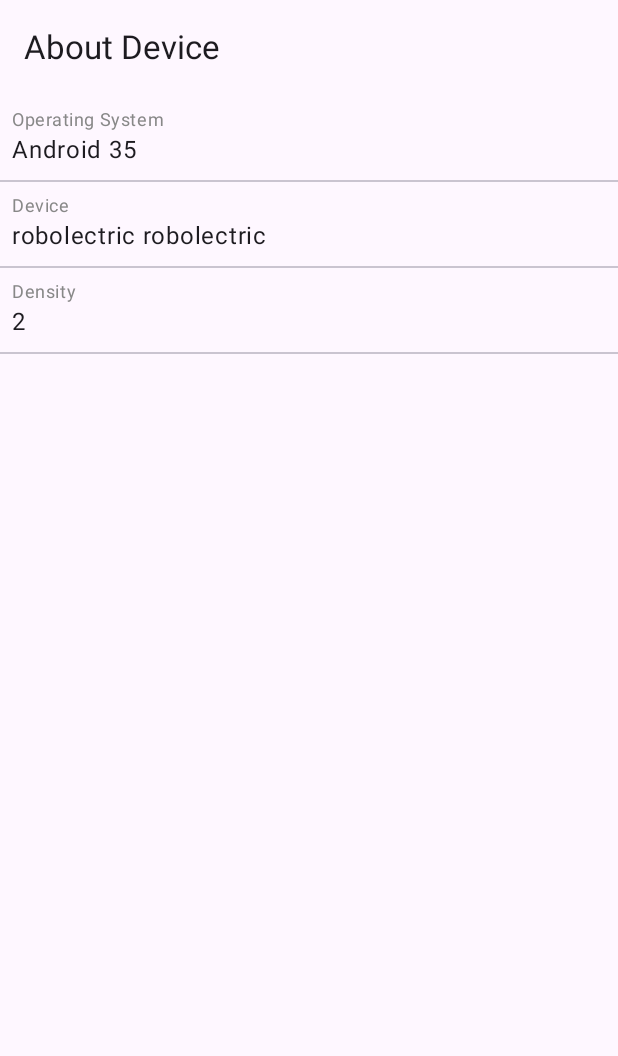
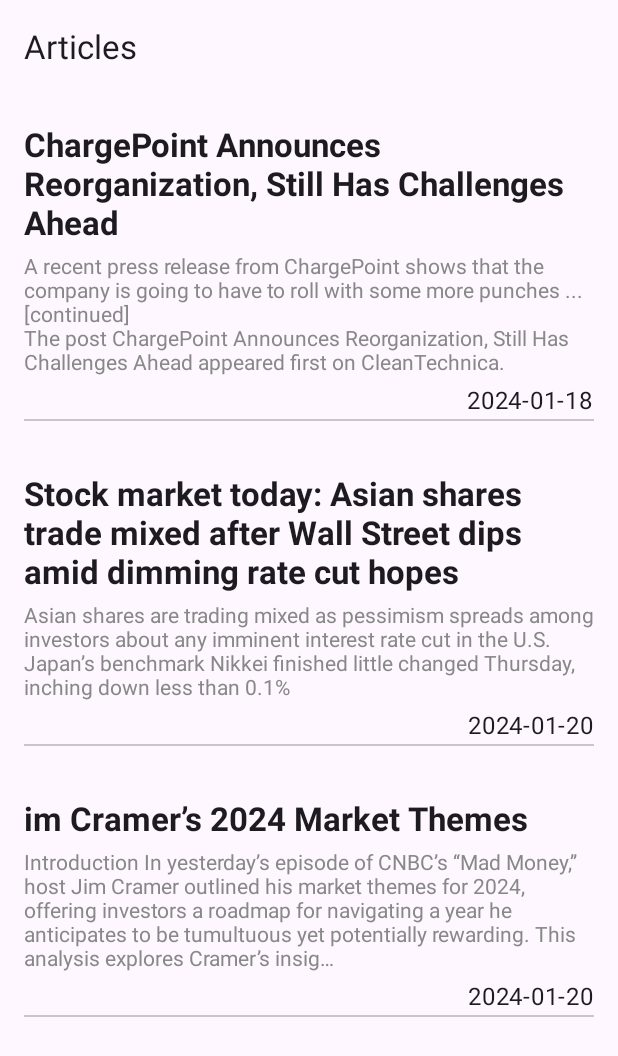
Before and after one commit to sagarsk-1302/daily-pulse, an Android app built with Jetpack Compose: the screen it shows after launch (MainActivity), on a phone screen of 412 x 824 dp. Shown: the top 1056 px of the screen. Run offline under Robolectric (Android 15) with nearby library versions, the phone set to English and light mode, and no system bars; pictures from the network do not load.

Commit message:
Add news screen
- mocks added for the articles

```diff
--- a/androidApp/build.gradle.kts
+++ b/androidApp/build.gradle.kts
@@ -44,5 +44,7 @@ dependencies {
     implementation(libs.compose.ui.tooling.preview)
     implementation(libs.compose.material3)
     implementation(libs.androidx.activity.compose)
+    implementation(libs.coil.compose)
     debugImplementation(libs.compose.ui.tooling)
+
 }
--- a/androidApp/src/main/AndroidManifest.xml
+++ b/androidApp/src/main/AndroidManifest.xml
@@ -1,6 +1,7 @@
 <?xml version="1.0" encoding="utf-8"?>
 <manifest xmlns:android="http://schemas.android.com/apk/res/android">
 
+    <uses-permission android:name="android.permission.INTERNET" />
     <application
         android:allowBackup="false"
         android:supportsRtl="true"
--- a/androidApp/src/main/java/com/example/dailypulse/android/MainActivity.kt
+++ b/androidApp/src/main/java/com/example/dailypulse/android/MainActivity.kt
@@ -3,16 +3,23 @@ package com.example.dailypulse.android
 import android.os.Bundle
 import androidx.activity.ComponentActivity
 import androidx.activity.compose.setContent
+import androidx.activity.viewModels
 import androidx.compose.foundation.layout.fillMaxSize
-import androidx.compose.material3.*
+import androidx.compose.material3.MaterialTheme
+import androidx.compose.material3.Surface
 import androidx.compose.runtime.Composable
 import androidx.compose.ui.Modifier
 import androidx.compose.ui.tooling.preview.Preview
 import com.example.dailypulse.Platform
+import com.example.dailypulse.android.screens.AboutScreen
+import com.example.dailypulse.android.screens.ArticleScreen
+import com.example.dailypulse.articles.ArticlesViewModel
 
 class MainActivity : ComponentActivity() {
     override fun onCreate(savedInstanceState: Bundle?) {
         super.onCreate(savedInstanceState)
+
+        val articlesViewModel : ArticlesViewModel by viewModels()
 
         Platform().logSystemInfo()
         setContent {
@@ -21,7 +28,7 @@ class MainActivity : ComponentActivity() {
                     modifier = Modifier.fillMaxSize(),
                     color = MaterialTheme.colorScheme.background
                 ) {
-                    AboutScreen()
+                    ArticleScreen( articlesViewModel = articlesViewModel)
                 }
             }
         }
--- a/androidApp/src/main/java/com/example/dailypulse/android/AboutDeviceScreen.kt
+++ b/androidApp/src/main/java/com/example/dailypulse/android/screens/AboutDeviceScreen.kt
@@ -1,6 +1,5 @@
-package com.example.dailypulse.android
+package com.example.dailypulse.android.screens
 
-import android.widget.Toolbar
 import androidx.compose.foundation.layout.Column
 import androidx.compose.foundation.layout.fillMaxSize
 import androidx.compose.foundation.layout.fillMaxWidth
--- /dev/null
+++ b/androidApp/src/main/java/com/example/dailypulse/android/screens/ArticleScreen.kt
@@ -0,0 +1,111 @@
+package com.example.dailypulse.android.screens
+
+import androidx.compose.foundation.layout.Box
+import androidx.compose.foundation.layout.Column
+import androidx.compose.foundation.layout.Spacer
+import androidx.compose.foundation.layout.fillMaxHeight
+import androidx.compose.foundation.layout.fillMaxSize
+import androidx.compose.foundation.layout.fillMaxWidth
+import androidx.compose.foundation.layout.height
+import androidx.compose.foundation.layout.padding
+import androidx.compose.foundation.layout.width
+import androidx.compose.foundation.lazy.LazyColumn
+import androidx.compose.foundation.lazy.items
+import androidx.compose.material3.CircularProgressIndicator
+import androidx.compose.material3.Divider
+import androidx.compose.material3.ExperimentalMaterial3Api
+import androidx.compose.material3.MaterialTheme
+import androidx.compose.material3.Text
+import androidx.compose.material3.TopAppBar
+import androidx.compose.runtime.Composable
+import androidx.compose.runtime.collectAsState
+import androidx.compose.ui.Alignment
+import androidx.compose.ui.Modifier
+import androidx.compose.ui.graphics.Color
+import androidx.compose.ui.text.TextStyle
+import androidx.compose.ui.text.font.FontWeight
+import androidx.compose.ui.text.style.TextAlign
+import androidx.compose.ui.unit.dp
+import androidx.compose.ui.unit.sp
+import coil.compose.AsyncImage
+import com.example.dailypulse.articles.Article
+import com.example.dailypulse.articles.ArticlesViewModel
+
+@Composable
+fun ArticleScreen(
+    articlesViewModel: ArticlesViewModel
+) {
+    val articleState = articlesViewModel.articlesState.collectAsState()
+    Column {
+        Appbar()
+        if (articleState.value.loading) {
+            Loading()
+        } else if (articleState.value.error != null) {
+            ErrorMessage(error = articleState.value.error!!)
+        } else if (articleState.value.articles.isNotEmpty()) {
+            ArticlesListView(articles = articleState.value.articles)
+        }
+    }
+
+}
+
+@Composable
+fun ArticlesListView(articles: List<Article>) {
+    LazyColumn(modifier = Modifier.fillMaxSize()) {
+        items(articles) {
+            ArticleRowView(article = it)
+        }
+    }
+}
+
+@Composable
+fun ArticleRowView(article: Article) {
+    Column(
+        modifier = Modifier
+            .fillMaxWidth()
+            .padding(16.dp)
+    ) {
+        AsyncImage(
+            model = article.imageUrl,
+            contentDescription = null
+        )
+        Spacer(modifier = Modifier.height(4.dp))
+        Text(
+            text = article.title,
+            style = TextStyle(fontWeight = FontWeight.Bold, fontSize = 22.sp)
+        )
+        Spacer(modifier = Modifier.height(8.dp))
+        Text(text = article.desc,
+            style = TextStyle(
+                color = Color.Gray,
+            ),
+        )
+        Spacer(modifier = Modifier.height(5.dp))
+        Text(text = article.date, modifier = Modifier.align(Alignment.End))
+        Divider()
+    }
+}
+
+@Composable
+fun ErrorMessage(error: String) {
+    Column(modifier = Modifier.fillMaxHeight()) {
+        Text(text = "Error : $error", textAlign = TextAlign.Center)
+    }
+}
+
+@Composable
+fun Loading() {
+    Box(modifier = Modifier.fillMaxHeight(), contentAlignment = Alignment.Center) {
+        CircularProgressIndicator(
+            color = MaterialTheme.colorScheme.onSurfaceVariant,
+            modifier = Modifier.width(64.dp),
+            trackColor = MaterialTheme.colorScheme.secondary
+        )
+    }
+}
+
+@OptIn(ExperimentalMaterial3Api::class)
+@Composable
+fun Appbar() {
+    TopAppBar(title = { Text(text = "Articles") })
+}
--- a/gradle/libs.versions.toml
+++ b/gradle/libs.versions.toml
@@ -1,12 +1,17 @@
 [versions]
 agp = "8.2.1"
+coilCompose = "2.5.0"
 kotlin = "1.9.20"
 compose = "1.5.4"
 compose-compiler = "1.5.4"
 compose-material3 = "1.1.2"
 androidx-activityCompose = "1.8.0"
+kotlinxCoroutinesCore = "1.7.1"
+lifecycleViewmodelKtx = "2.7.0"
 
 [libraries]
+androidx-lifecycle-viewmodel-ktx = { module = "androidx.lifecycle:lifecycle-viewmodel-ktx", version.ref = "lifecycleViewmodelKtx" }
+coil-compose = { module = "io.coil-kt:coil-compose", version.ref = "coilCompose" }
 kotlin-test = { module = "org.jetbrains.kotlin:kotlin-test", version.ref = "kotlin" }
 androidx-activity-compose = { module = "androidx.activity:activity-compose", version.ref = "androidx-activityCompose" }
 compose-ui = { module = "androidx.compose.ui:ui", version.ref = "compose" }
@@ -14,6 +19,7 @@ compose-ui-tooling = { module = "androidx.compose.ui:ui-tooling", version.ref =
 compose-ui-tooling-preview = { module = "androidx.compose.ui:ui-tooling-preview", version.ref = "compose" }
 compose-foundation = { module = "androidx.compose.foundation:foundation", version.ref = "compose" }
 compose-material3 = { module = "androidx.compose.material3:material3", version.ref = "compose-material3" }
+kotlinx-coroutines-core = { module = "org.jetbrains.kotlinx:kotlinx-coroutines-core", version.ref = "kotlinxCoroutinesCore" }
 
 [plugins]
 androidApplication = { id = "com.android.application", version.ref = "agp" }
--- a/shared/build.gradle.kts
+++ b/shared/build.gradle.kts
@@ -25,10 +25,14 @@ kotlin {
 
     sourceSets {
         commonMain.dependencies {
-            //put your multiplatform dependencies here
+            implementation(libs.kotlinx.coroutines.core)
         }
         commonTest.dependencies {
             implementation(libs.kotlin.test)
+        }
+
+        androidMain.dependencies {
+            implementation(libs.androidx.lifecycle.viewmodel.ktx)
         }
     }
 }
--- /dev/null
+++ b/shared/src/androidMain/kotlin/com/example/dailypulse/BaseViewModel.kt
@@ -0,0 +1,8 @@
+package com.example.dailypulse
+
+import androidx.lifecycle.ViewModel
+import androidx.lifecycle.viewModelScope
+
+actual open class BaseViewModel: ViewModel() {
+    actual val scope = viewModelScope
+}
--- /dev/null
+++ b/shared/src/commonMain/kotlin/com/example/dailypulse/articles/Article.kt
@@ -0,0 +1,8 @@
+package com.example.dailypulse.articles
+
+data class Article(
+    val title: String,
+    val desc: String,
+    val date: String,
+    val imageUrl: String
+)
--- /dev/null
+++ b/shared/src/commonMain/kotlin/com/example/dailypulse/articles/ArticlesState.kt
@@ -0,0 +1,7 @@
+package com.example.dailypulse.articles
+
+data class ArticlesState(
+    val articles : List<Article> = listOf(),
+    val loading: Boolean = false,
+    val error: String? = null
+)
--- /dev/null
+++ b/shared/src/commonMain/kotlin/com/example/dailypulse/articles/ArticlesViewModel.kt
@@ -0,0 +1,49 @@
+package com.example.dailypulse.articles
+
+import com.example.dailypulse.BaseViewModel
+import kotlinx.coroutines.flow.MutableStateFlow
+import kotlinx.coroutines.flow.StateFlow
+import kotlinx.coroutines.launch
+
+class ArticlesViewModel: BaseViewModel() {
+
+    private val _articleState: MutableStateFlow<ArticlesState> = MutableStateFlow(ArticlesState(loading = true))
+
+    val articlesState: StateFlow<ArticlesState> get() = _articleState
+
+    private val mockArticle = listOf(
+        Article(
+            title =  "ChargePoint Announces Reorganization, Still Has Challenges Ahead",
+            desc ="A recent press release from ChargePoint shows that the company is going to have to roll with some more punches ... [continued]\nThe post ChargePoint Announces Reorganization, Still Has Challenges Ahead appeared first on CleanTechnica.",
+            date = "2024-01-18",
+            imageUrl = "https://cleantechnica.com/wp-content/uploads/2023/08/Broken-ChargePoint-Station-Petrified-Forest-2000x1000-1-800x400.png"
+        ),
+        Article(
+            title =  "Stock market today: Asian shares trade mixed after Wall Street dips amid dimming rate cut hopes",
+            desc ="Asian shares are trading mixed as pessimism spreads among investors about any imminent interest rate cut in the U.S. Japan’s benchmark Nikkei finished little changed Thursday, inching down less than 0.1%",
+            date = "2024-01-20",
+            imageUrl = "https://i.abcnewsfe.com/a/6afbf3a8-75c3-471b-a85f-8ad3a8fc8522/wirestory_46b70fbc1f5d1be1da44b9bc486756ee_16x9.jpg?w=1600"
+        ),
+        Article(
+            title =  "im Cramer’s 2024 Market Themes",
+            desc ="Introduction In yesterday’s episode of CNBC’s “Mad Money,” host Jim Cramer outlined his market themes for 2024, offering investors a roadmap for navigating a year he anticipates to be tumultuous yet potentially rewarding. This analysis explores Cramer’s insig…",
+            date = "2024-01-20",
+            imageUrl = "https://media.cryptoglobe.com/2020/12/Jim-Cramer-in-Jan-2011-768x426.png",
+        )
+    )
+
+    init {
+        getArticles()
+    }
+
+    private fun getArticles(){
+        scope.launch {
+            val fetchedArticles = fetchArticles()
+            _articleState.emit(ArticlesState(articles = fetchedArticles))
+        }
+    }
+
+    private suspend fun fetchArticles(): List<Article> = mockArticle
+
+
+}
```
Also changed, not shown: shared/src/commonMain/kotlin/com/example/dailypulse/BaseViewModel.kt (added, +8 -0 lines), 1 other file.
